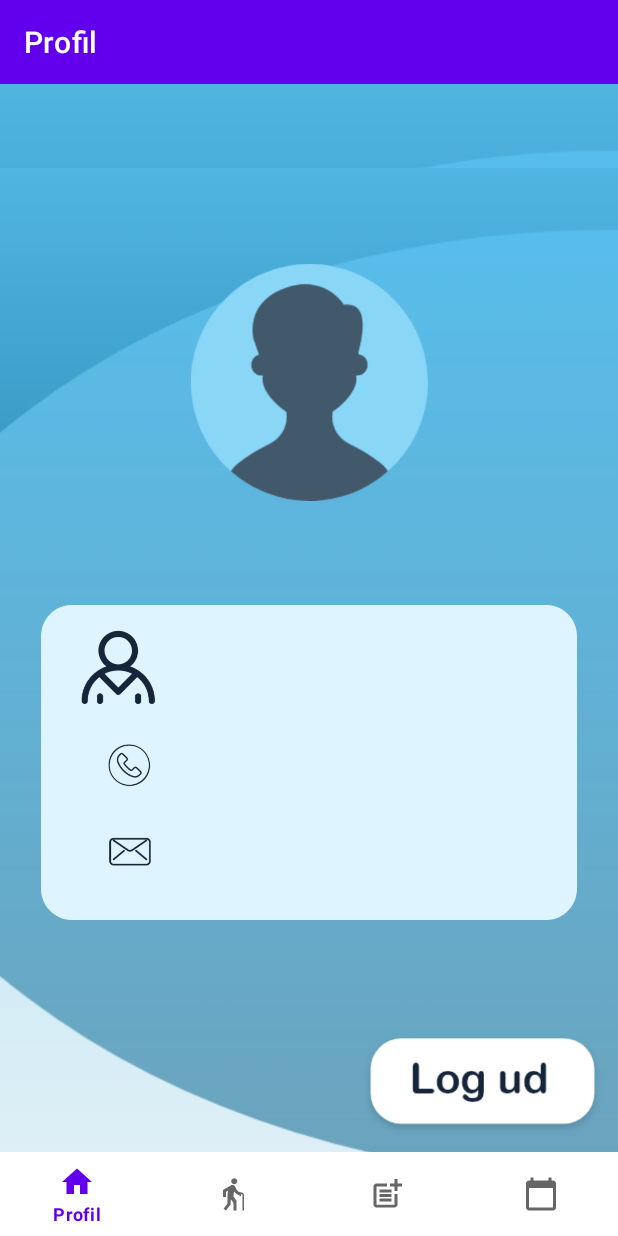
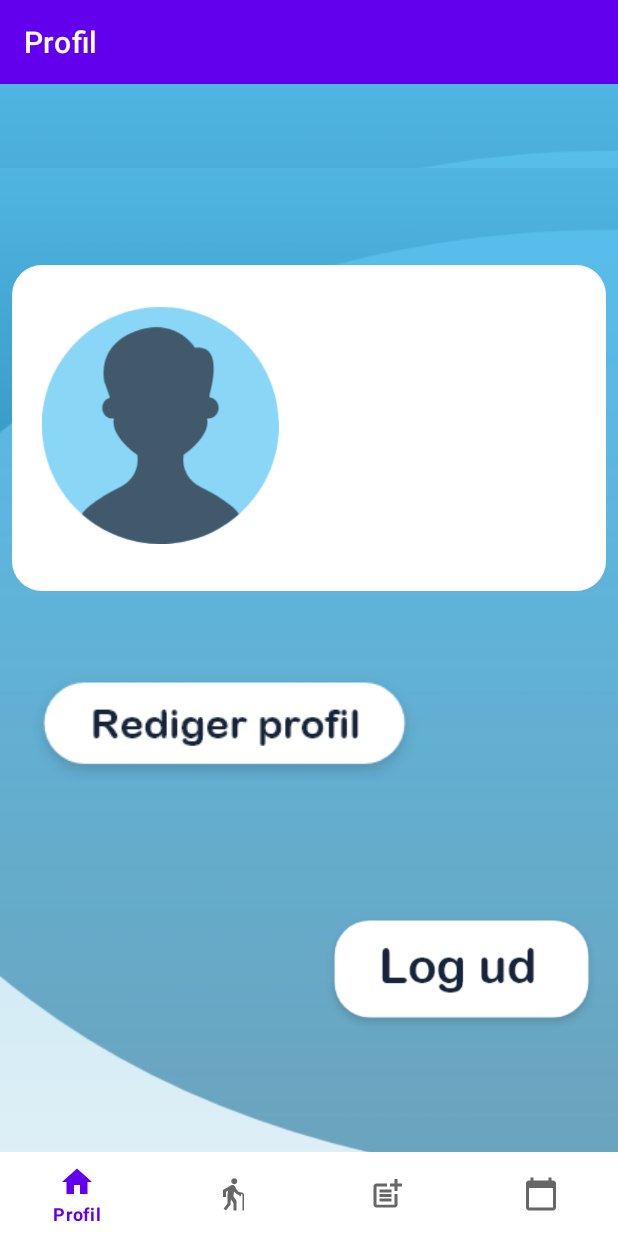
Before and after one commit to AnneLindberg/WilmaCareFireBase, an Android app: the screen it shows after launch once a user with an empty profile is signed in (MainActivity), on a phone screen of 412 x 824 dp. Run offline under Robolectric (Android 15) with nearby library versions, the phone set to English and light mode, and no system bars; our stand-ins replace Firebase (no records; nobody signed in at launch, a user with empty details on screens opened directly), navigation-ui; Roboto replaces fonts that are not available here.

Commit message:
minor changes in layout in homefragment

```diff
--- a/app/src/main/java/com/example/wilmacarefirebase/login/Register.java
+++ b/app/src/main/java/com/example/wilmacarefirebase/login/Register.java
@@ -16,11 +16,8 @@ import android.widget.Toast;
 
 import com.example.wilmacarefirebase.R;
 import com.example.wilmacarefirebase.ui.MainActivity;
-import com.google.android.gms.tasks.OnCompleteListener;
 import com.google.android.gms.tasks.OnFailureListener;
 import com.google.android.gms.tasks.OnSuccessListener;
-import com.google.android.gms.tasks.Task;
-import com.google.firebase.auth.AuthResult;
 import com.google.firebase.auth.FirebaseAuth;
 import com.google.firebase.auth.FirebaseUser;
 import com.google.firebase.firestore.DocumentReference;
@@ -31,7 +28,7 @@ import java.util.Map;
 
 public class Register extends AppCompatActivity {
 
-    EditText editTextFullName, editTextEmail, editTextPassword, editTextPhone;
+    EditText mFullName, mEmail, mPassword, mPhone;
     Button mRegisterBtn;
     TextView alreadyRegistered;
     FirebaseAuth firebaseAuth;
@@ -44,10 +41,10 @@ public class Register extends AppCompatActivity {
         super.onCreate(savedInstanceState);
         setContentView(R.layout.activity_register);
 
-        editTextFullName = findViewById(R.id.edtextPersonName);
-        editTextEmail = findViewById(R.id.edtextEmail);
-        editTextPassword = findViewById(R.id.edtextPassword);
-        editTextPhone = findViewById(R.id.edtextPhone);
+        mFullName = findViewById(R.id.edtextPersonName);
+        mEmail = findViewById(R.id.edtextEmail);
+        mPassword = findViewById(R.id.edtextPassword);
+        mPhone = findViewById(R.id.edtextPhone);
         mRegisterBtn = findViewById(R.id.btnRegister);
         alreadyRegistered = findViewById(R.id.txtCreateText);
 
@@ -63,28 +60,29 @@ public class Register extends AppCompatActivity {
         }
 
         mRegisterBtn.setOnClickListener(v -> {
-            final String email = editTextEmail.getText().toString().trim();
-            String password = editTextPassword.getText().toString().trim();
-            final String displayName = editTextFullName.getText().toString();
-            final String phoneNumber    = editTextPhone.getText().toString();
+            final String email = mEmail.getText().toString().trim();
+            String password = mPassword.getText().toString().trim();
+            final String fullName = mFullName.getText().toString();
+            final String phone    = mPhone.getText().toString();
 
             if(TextUtils.isEmpty(email)){
-                editTextEmail.setError("Email is Required.");
+                mEmail.setError("Email is Required.");
                 return;
             }
 
             if(TextUtils.isEmpty(password)){
-                editTextPassword.setError("Password is Required.");
+                mPassword.setError("Password is Required.");
                 return;
             }
 
             if(password.length() < 6){
-                editTextPassword.setError("Password Must be more than 6 Characters");
+                mPassword.setError("Password Must be more than 6 Characters");
                 return;
             }
 
 
             progressBar.setVisibility(View.VISIBLE);
+
             //register user in firebase
 
             firebaseAuth.createUserWithEmailAndPassword(email, password).addOnCompleteListener(task -> {
@@ -106,12 +104,14 @@ public class Register extends AppCompatActivity {
                     });
 
                     Toast.makeText(Register.this,"User created.", Toast.LENGTH_SHORT).show();
+
+
                     userID = firebaseAuth.getCurrentUser().getUid();
                     DocumentReference documentReference = firebaseFirestore.collection("users").document(userID);
                     Map<String, Object> user = new HashMap<>();
-                    user.put("displayname", displayName);
+                    user.put("displayname", fullName);
                     user.put("email", email);
-                    user.put("phonenumber", phoneNumber);
+                    user.put("phone", phone);
                     documentReference.set(user).addOnSuccessListener(new OnSuccessListener<Void>() {
                         @Override
                         public void onSuccess(Void aVoid) {
--- a/app/src/main/java/com/example/wilmacarefirebase/ui/home/HomeFragment.java
+++ b/app/src/main/java/com/example/wilmacarefirebase/ui/home/HomeFragment.java
@@ -5,10 +5,12 @@ import android.os.Bundle;
 import android.view.LayoutInflater;
 import android.view.View;
 import android.view.ViewGroup;
+import android.widget.Button;
 import android.widget.ImageView;
 import android.widget.TextView;
 
 import androidx.annotation.NonNull;
+import androidx.annotation.Nullable;
 import androidx.fragment.app.Fragment;
 import androidx.lifecycle.Observer;
 import androidx.lifecycle.ViewModelProvider;
@@ -18,19 +20,25 @@ import com.example.wilmacarefirebase.login.EditProfile;
 import com.example.wilmacarefirebase.login.Login;
 import com.google.firebase.auth.FirebaseAuth;
 import com.google.firebase.auth.FirebaseUser;
+import com.google.firebase.firestore.DocumentReference;
+import com.google.firebase.firestore.DocumentSnapshot;
+import com.google.firebase.firestore.EventListener;
 import com.google.firebase.firestore.FirebaseFirestore;
+import com.google.firebase.firestore.FirebaseFirestoreException;
 import com.google.firebase.storage.FirebaseStorage;
 import com.google.firebase.storage.StorageReference;
 
 import org.jetbrains.annotations.NotNull;
 
 import java.util.Objects;
+import java.util.concurrent.Executor;
 
 public class HomeFragment extends Fragment {
 
     private HomeViewModel viewModel;
     private static final int GALLERY_INTENT_CODE = 1023;
     TextView displayname, email, phonenumber;
+    FirebaseAuth firebaseAuth;
     FirebaseFirestore firebaseFirestore;
     String userId;
     ImageView btnLogOut, changeProfile;
@@ -48,10 +56,22 @@ public class HomeFragment extends Fragment {
         displayname = root.findViewById(R.id.profileName);
         email = root.findViewById(R.id.profileEmail);
         btnLogOut = root.findViewById(R.id.btnLogOut);
-       // changeProfile = root.findViewById(R.id.changeProfile);
+        changeProfile = root.findViewById(R.id.btnChangeProfile);
 
+        firebaseAuth = FirebaseAuth.getInstance();
+        firebaseFirestore = FirebaseFirestore.getInstance();
 
+        userId = firebaseAuth.getCurrentUser().getUid();
 
+        DocumentReference documentReference = firebaseFirestore.collection("users").document(userId);
+        documentReference.addSnapshotListener(new EventListener<DocumentSnapshot>() {
+            @Override
+            public void onEvent(DocumentSnapshot value, FirebaseFirestoreException error) {
+                displayname.setText(value.getString("displayname"));
+                phonenumber.setText(value.getString("phone"));
+                email.setText(value.getString("email"));
+            }
+        });
 
         FirebaseAuth.getInstance().addAuthStateListener(new FirebaseAuth.AuthStateListener() {
             @Override
@@ -62,7 +82,6 @@ public class HomeFragment extends Fragment {
                 user = firebaseAuth.getCurrentUser();
                 storageReference = FirebaseStorage.getInstance().getReference();
                 displaynamets = Objects.requireNonNull(firebaseAuth.getCurrentUser()).getDisplayName();
-
 
                 phonenumber.setText(user.getPhoneNumber());
                 displayname.setText(user.getDisplayName());
--- a/app/src/main/res/layout/activity_edit_profile.xml
+++ b/app/src/main/res/layout/activity_edit_profile.xml
@@ -24,12 +24,11 @@
         android:layout_width="131dp"
         android:layout_height="143dp"
         android:layout_marginTop="24dp"
+        android:outlineAmbientShadowColor="@color/black"
+        android:src="@drawable/user"
         app:layout_constraintEnd_toEndOf="parent"
         app:layout_constraintStart_toStartOf="parent"
-        app:layout_constraintTop_toTopOf="parent"
-        android:src="@drawable/user"
-        android:outlineAmbientShadowColor="@color/black"
-        />
+        app:layout_constraintTop_toTopOf="parent" />
 
     <EditText
         android:id="@+id/profileEmailAddress"
@@ -53,8 +52,8 @@
         android:layout_marginTop="16dp"
         android:layout_marginEnd="24dp"
         android:ems="10"
+        android:hint="Phone"
         android:inputType="phone"
-        android:hint="Phone"
         app:layout_constraintEnd_toEndOf="parent"
         app:layout_constraintStart_toStartOf="parent"
         app:layout_constraintTop_toBottomOf="@+id/profileEmailAddress" />
--- a/app/src/main/res/layout/fragment_home.xml
+++ b/app/src/main/res/layout/fragment_home.xml
@@ -7,85 +7,98 @@
     android:background="@drawable/backgroundlight"
     tools:context=".ui.home.HomeFragment">
 
+    <androidx.cardview.widget.CardView
+        android:id="@+id/cardView3"
+        android:layout_width="wrap_content"
+        android:layout_height="wrap_content"
+        android:layout_marginStart="4dp"
+        android:layout_marginLeft="4dp"
+        android:layout_marginTop="36dp"
+        android:layout_marginEnd="4dp"
+        android:layout_marginRight="4dp"
+        android:layout_marginBottom="23dp"
+        app:cardCornerRadius="20dp"
+        app:layout_constraintBottom_toTopOf="@+id/btnChangeProfile"
+        app:layout_constraintEnd_toEndOf="parent"
+        app:layout_constraintStart_toStartOf="parent"
+        app:layout_constraintTop_toTopOf="parent">
+
+        <LinearLayout
+            android:layout_width="match_parent"
+            android:layout_height="match_parent"
+
+            android:orientation="horizontal"
+            tools:ignore="UselessParent">
+
 
             <ImageView
                 android:id="@+id/profileImage"
                 android:layout_width="158dp"
-            android:layout_height="0dp"
-            android:layout_marginTop="2dp"
-            android:layout_marginBottom="44dp"
-            app:layout_constraintBottom_toTopOf="@+id/profileName"
-            app:layout_constraintEnd_toEndOf="parent"
-            app:layout_constraintStart_toStartOf="parent"
-            app:layout_constraintTop_toTopOf="parent"
-            app:srcCompat="@drawable/profile_pic" />
+                android:layout_height="174dp"
+                android:layout_margin="20dp"
+                app:srcCompat="@drawable/profile_pic"
+                tools:layout_editor_absoluteX="127dp"
+                tools:layout_editor_absoluteY="2dp" />
 
-        <ImageView
-            android:id="@+id/imageView7"
-            android:layout_width="0dp"
-            android:layout_height="210dp"
-            android:layout_marginStart="12dp"
-            android:layout_marginLeft="12dp"
-            android:layout_marginTop="7dp"
-            android:layout_marginEnd="12dp"
-            android:layout_marginRight="12dp"
-            android:src="@drawable/info"
-            app:layout_constraintEnd_toEndOf="parent"
-            app:layout_constraintStart_toStartOf="parent"
-            app:layout_constraintTop_toBottomOf="@+id/profileImage" />
+            <LinearLayout
+                android:layout_width="198dp"
+                android:layout_height="217dp"
+                android:orientation="vertical">
+
+                <TextView
+                    android:id="@+id/profileName"
+                    android:layout_width="wrap_content"
+                    android:layout_height="wrap_content"
+                    android:layout_margin="20dp"
+                    android:text="Your Name"
+                    android:textSize="16sp"
+                    android:textStyle="bold" />
 
                 <TextView
                     android:id="@+id/profileEmail"
                     android:layout_width="wrap_content"
                     android:layout_height="wrap_content"
-            android:layout_marginBottom="101dp"
-            android:text="Your Email Address"
+                    android:layout_margin="20dp"
+                    android:text="Email Address"
                     android:textSize="16sp"
-            android:textStyle="bold"
-            app:layout_constraintBottom_toTopOf="@+id/btnLogOut"
-            app:layout_constraintStart_toStartOf="@+id/profilePhone"
-            app:layout_constraintTop_toBottomOf="@+id/profilePhone" />
-
-        <TextView
-            android:id="@+id/profileName"
-            android:layout_width="wrap_content"
-            android:layout_height="wrap_content"
-            android:layout_marginStart="1dp"
-            android:layout_marginLeft="1dp"
-            android:layout_marginBottom="36dp"
-            android:text="Your Name"
-            android:textSize="16sp"
-            android:textStyle="bold"
-            app:layout_constraintBottom_toTopOf="@+id/profilePhone"
-            app:layout_constraintStart_toStartOf="@+id/profilePhone"
-            app:layout_constraintTop_toBottomOf="@+id/profileImage" />
+                    android:textStyle="bold" />
 
                 <TextView
                     android:id="@+id/profilePhone"
                     android:layout_width="wrap_content"
                     android:layout_height="wrap_content"
-            android:layout_marginStart="110dp"
-            android:layout_marginLeft="110dp"
-            android:layout_marginBottom="35dp"
+                    android:layout_margin="20dp"
                     android:text="Phone Number"
                     android:textSize="16sp"
-            android:textStyle="bold"
-            app:layout_constraintBottom_toTopOf="@+id/profileEmail"
+                    android:textStyle="bold" />
+            </LinearLayout>
+        </LinearLayout>
+    </androidx.cardview.widget.CardView>
+
+    <ImageView
+        android:id="@+id/btnChangeProfile"
+        android:layout_width="wrap_content"
+        android:layout_height="wrap_content"
+        android:layout_marginStart="16dp"
+        android:layout_marginLeft="16dp"
+        android:layout_marginBottom="52dp"
+        android:src="@drawable/btn_redigerprofil"
+        app:layout_constraintBottom_toTopOf="@+id/btnLogOut"
         app:layout_constraintStart_toStartOf="parent"
-            app:layout_constraintTop_toBottomOf="@+id/profileName" />
+        app:layout_constraintTop_toBottomOf="@+id/cardView3" />
 
     <ImageView
         android:id="@+id/btnLogOut"
-            android:layout_width="166dp"
-            android:layout_height="90dp"
+        android:layout_width="194dp"
+        android:layout_height="84dp"
         android:layout_marginEnd="7dp"
         android:layout_marginRight="7dp"
-            android:layout_marginBottom="55dp"
+        android:layout_marginBottom="104dp"
         android:onClick="logout"
         android:src="@drawable/btn_logout"
         app:layout_constraintBottom_toBottomOf="parent"
         app:layout_constraintEnd_toEndOf="parent"
-            app:layout_constraintTop_toBottomOf="@+id/profileEmail" />
+        app:layout_constraintTop_toBottomOf="@+id/btnChangeProfile" />
 
 
 </androidx.constraintlayout.widget.ConstraintLayout>
```
Lines whose indentation alone changed are shown as unchanged.
